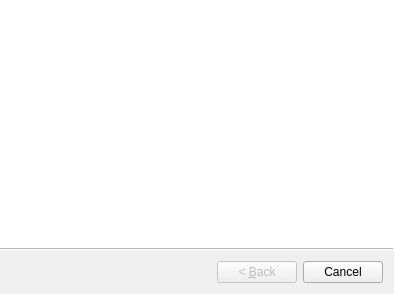
GunioRobot/speechcontrol, file ui/wizards/quickstart/quickstart.ui: the form before one commit.
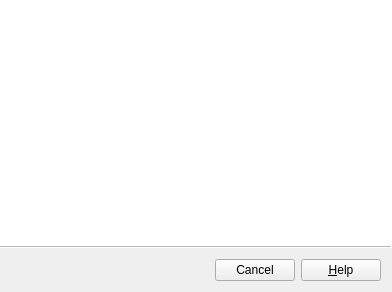
The form after the commit.

Commit message: Added microphone configuration page to FirstRun wizard. Making good progress.

Diff of the .ui file:
```diff
--- a/ui/wizards/quickstart/quickstart.ui
+++ b/ui/wizards/quickstart/quickstart.ui
@@ -6,8 +6,8 @@
    <rect>
     <x>0</x>
     <y>0</y>
-    <width>394</width>
-    <height>294</height>
+    <width>392</width>
+    <height>292</height>
    </rect>
   </property>
   <property name="windowTitle">
@@ -16,6 +16,9 @@
   <property name="wizardStyle">
    <enum>QWizard::ModernStyle</enum>
   </property>
+  <property name="options">
+   <set>QWizard::CancelButtonOnLeft|QWizard::HaveHelpButton|QWizard::HelpButtonOnRight|QWizard::IndependentPages|QWizard::NoBackButtonOnStartPage</set>
+  </property>
  </widget>
  <resources/>
  <connections/>
```
The commit also changes 9 other files.
